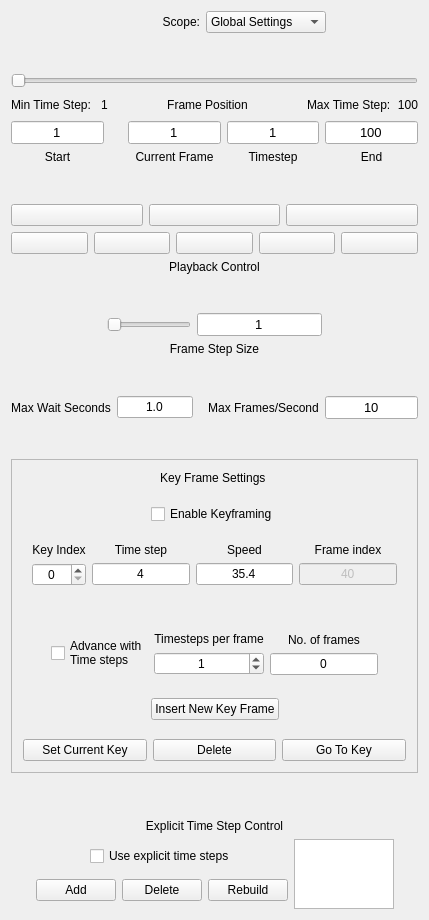
yyr/vapor, file apps/vaporgui/guis/ui/animationtab.ui: the form before one commit.
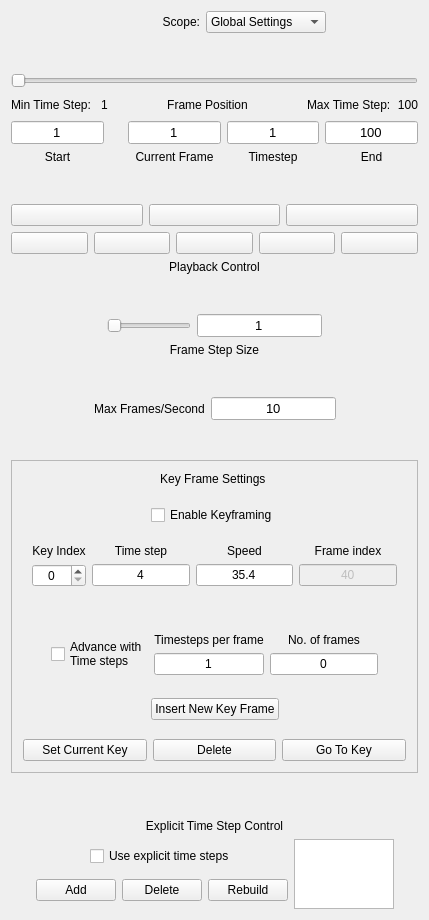
The form after the commit. Icons and pictures are not drawn.

Commit message: fixes to support synchronizing frames and timesteps

Diff of the .ui file:
```diff
--- a/apps/vaporgui/guis/ui/animationtab.ui
+++ b/apps/vaporgui/guis/ui/animationtab.ui
@@ -810,35 +810,6 @@
      </item>
      <item>
       <layout class="QHBoxLayout">
-       <item>
-        <widget class="QLabel" name="textLabel1_3">
-         <property name="toolTip">
-          <string>Specify maximum time to wait for a slow renderer</string>
-         </property>
-         <property name="text">
-          <string>Max Wait Seconds</string>
-         </property>
-         <property name="alignment">
-          <set>Qt::AlignCenter</set>
-         </property>
-         <property name="wordWrap">
-          <bool>false</bool>
-         </property>
-        </widget>
-       </item>
-       <item>
-        <widget class="QLineEdit" name="maxWaitEdit">
-         <property name="toolTip">
-          <string>Specify maximum time to wait for a slow renderer</string>
-         </property>
-         <property name="text">
-          <string>1.0</string>
-         </property>
-         <property name="alignment">
-          <set>Qt::AlignHCenter</set>
-         </property>
-        </widget>
-       </item>
        <item>
         <spacer name="spacer15">
          <property name="orientation">
@@ -892,6 +863,19 @@
          </property>
         </widget>
        </item>
+       <item>
+        <spacer name="horizontalSpacer_11">
+         <property name="orientation">
+          <enum>Qt::Horizontal</enum>
+         </property>
+         <property name="sizeHint" stdset="0">
+          <size>
+           <width>40</width>
+           <height>20</height>
+          </size>
+         </property>
+        </spacer>
+       </item>
       </layout>
      </item>
      <item>
@@ -1312,16 +1296,16 @@
                </widget>
               </item>
               <item>
-               <widget class="QSpinBox" name="timestepRateSpin">
+               <widget class="QLineEdit" name="timestepRateEdit">
                 <property name="toolTip">
-                 <string>&lt;html&gt;&lt;head/&gt;&lt;body&gt;&lt;p&gt;Specify time step change per frame when frame numbers are advancing with time step, between the previous keyframe and the current keyframe.&lt;/p&gt;&lt;/body&gt;&lt;/html&gt;</string>
+                 <string>Specify time step change per frame when frame numbers are advancing with time step, between the previous keyframe and the current keyframe.</string>
+                </property>
+                <property name="text">
+                 <string>1</string>
                 </property>
                 <property name="alignment">
                  <set>Qt::AlignCenter</set>
                 </property>
-                <property name="value">
-                 <number>1</number>
-                </property>
                </widget>
               </item>
              </layout>
```
The commit also changes 3 other files.
